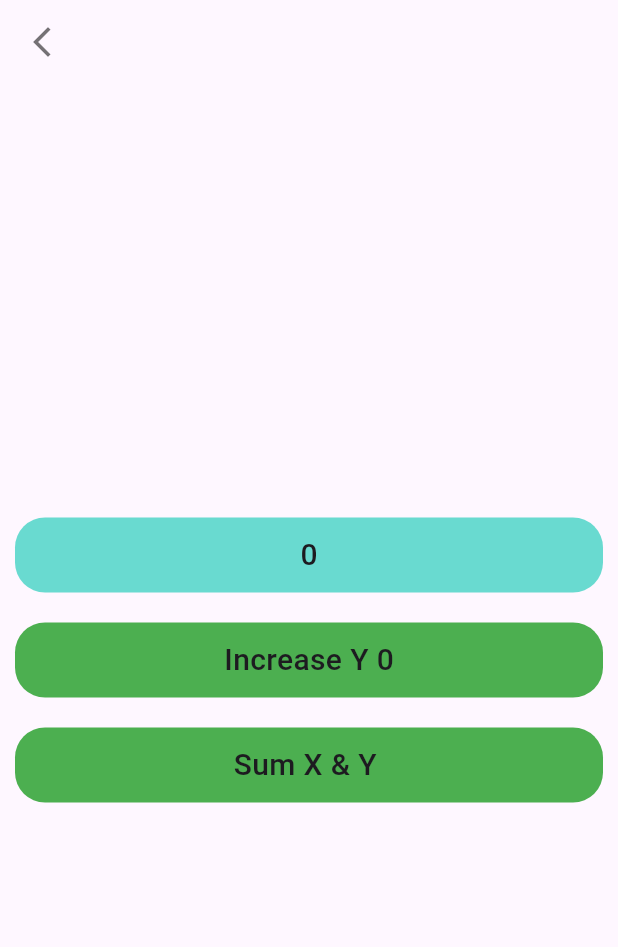
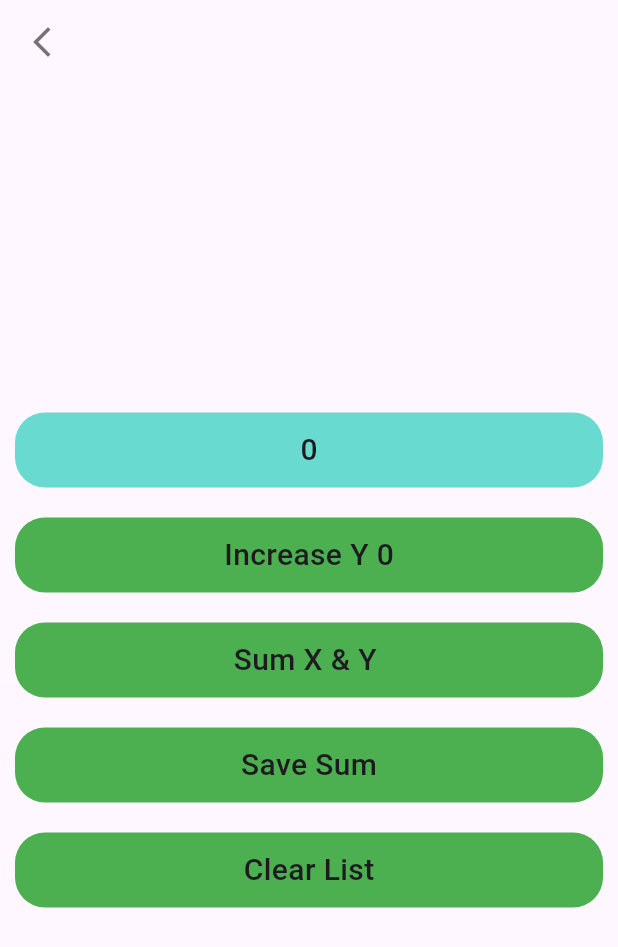
Before and after one commit to Shegzzy/Getx_State_Management, a Flutter app: the screen it shows after launch, after a tap on "Second Page", on a phone screen of 412 x 824 dp. Shown: the top 947 px of the screen. Run offline on Flutter 3.47's test engine with Material 2 defaults, Android fonts, the phone set to English and light mode, and no system bars; our stand-ins replace get.

Commit message:
added two dependency helper and a listController

```diff
--- /dev/null
+++ b/lib/controllers/list_controller.dart
@@ -0,0 +1,16 @@
+import 'package:get/get.dart';
+
+class ListController extends GetxController {
+  final List _list = [];
+  List get list => _list;
+
+  void savedList(int x){
+    _list.add(x);
+    print(_list);
+  }
+
+  void clearList(){
+    _list.clear();
+    print(_list);
+  }
+}
--- /dev/null
+++ b/lib/helper/dependency.dart
@@ -0,0 +1,8 @@
+import 'package:get/get.dart';
+import 'package:getx_state_management/controllers/list_controller.dart';
+import 'package:getx_state_management/controllers/tap_controller.dart';
+
+Future<void> init() async {
+  Get.lazyPut(() => ListController());
+  Get.lazyPut(() => TapController());
+}
--- /dev/null
+++ b/lib/helper/init_dep.dart
@@ -0,0 +1,13 @@
+import 'package:get/get.dart';
+import 'package:getx_state_management/controllers/list_controller.dart';
+import 'package:getx_state_management/controllers/tap_controller.dart';
+
+class InitDep implements Bindings{
+  @override
+  void dependencies() {
+    // TODO: implement dependencies
+    Get.lazyPut(() => ListController());
+    Get.lazyPut(() => TapController());
+  }
+
+}
--- a/lib/home-page/home_page.dart
+++ b/lib/home-page/home_page.dart
@@ -9,10 +9,10 @@ class HomePage extends StatelessWidget {
 
   @override
   Widget build(BuildContext context) {
-    TapController controller = Get.put(TapController());
+    TapController controller = Get.find();
     return Scaffold(
       body: SafeArea(
-          child: Container(
+          child: SizedBox(
             width: double.maxFinite,
             height: double.maxFinite,
             child: Column(
--- a/lib/main.dart
+++ b/lib/main.dart
@@ -1,9 +1,12 @@
 import 'package:flutter/material.dart';
 import 'package:get/get.dart';
-
+import 'package:getx_state_management/helper/init_dep.dart';
+import 'helper/dependency.dart' as dep;
 import 'home-page/home_page.dart';
 
-void main() {
+void main() async{
+  // WidgetsFlutterBinding.ensureInitialized();
+  // await dep.init();
   runApp(const MyApp());
 }
 
@@ -14,6 +17,7 @@ class MyApp extends StatelessWidget {
   @override
   Widget build(BuildContext context) {
     return GetMaterialApp(
+      initialBinding: InitDep(),
       title: 'Flutter Demo',
       debugShowCheckedModeBanner: false,
       theme: ThemeData(
--- a/lib/pages/second_page.dart
+++ b/lib/pages/second_page.dart
@@ -1,5 +1,6 @@
 import 'package:flutter/material.dart';
 import 'package:get/get.dart';
+import 'package:getx_state_management/controllers/list_controller.dart';
 
 import '../controllers/tap_controller.dart';
 class SecondPage extends StatelessWidget {
@@ -7,6 +8,7 @@ class SecondPage extends StatelessWidget {
 
   @override
   Widget build(BuildContext context) {
+    ListController listController = Get.put(ListController());
     TapController controller = Get.find();
     return Scaffold(
       appBar: AppBar(
@@ -84,6 +86,46 @@ class SecondPage extends StatelessWidget {
                   ),
                 ),
               ),
+              GestureDetector(
+                onTap: (){
+                  listController.savedList(controller.z);
+                },
+                child: Container(
+                  margin: const EdgeInsets.all(10),
+                  height: 50,
+                  decoration: BoxDecoration(
+                    borderRadius: BorderRadius.circular(20),
+                    color: Colors.green,
+                  ),
+                  child: const Center(
+                    child: Text("Save Sum", style: TextStyle(
+                      fontSize: 20,
+                      fontWeight: FontWeight.w500,
+                    ),
+                    ),
+                  ),
+                ),
+              ),
+              GestureDetector(
+                onTap: (){
+                  listController.clearList();
+                },
+                child: Container(
+                  margin: const EdgeInsets.all(10),
+                  height: 50,
+                  decoration: BoxDecoration(
+                    borderRadius: BorderRadius.circular(20),
+                    color: Colors.green,
+                  ),
+                  child: const Center(
+                    child: Text("Clear List", style: TextStyle(
+                      fontSize: 20,
+                      fontWeight: FontWeight.w500,
+                    ),
+                    ),
+                  ),
+                ),
+              ),
             ],
           ),
         ),
```
